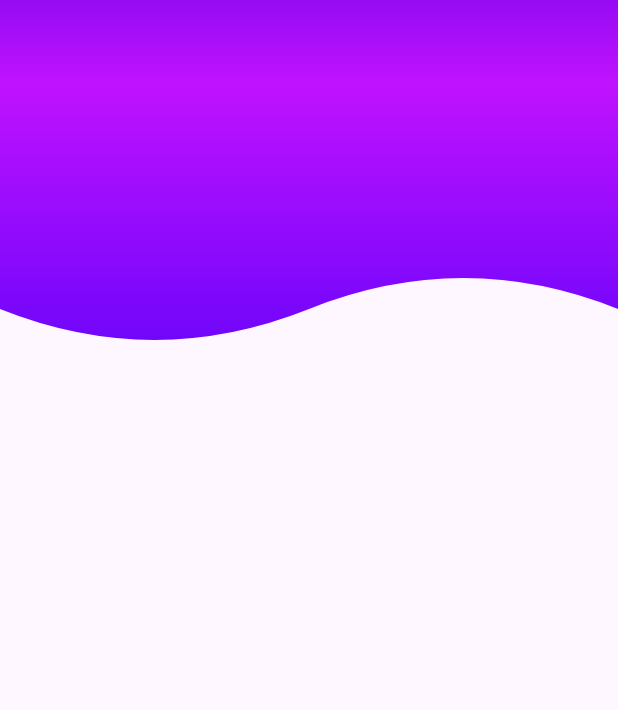
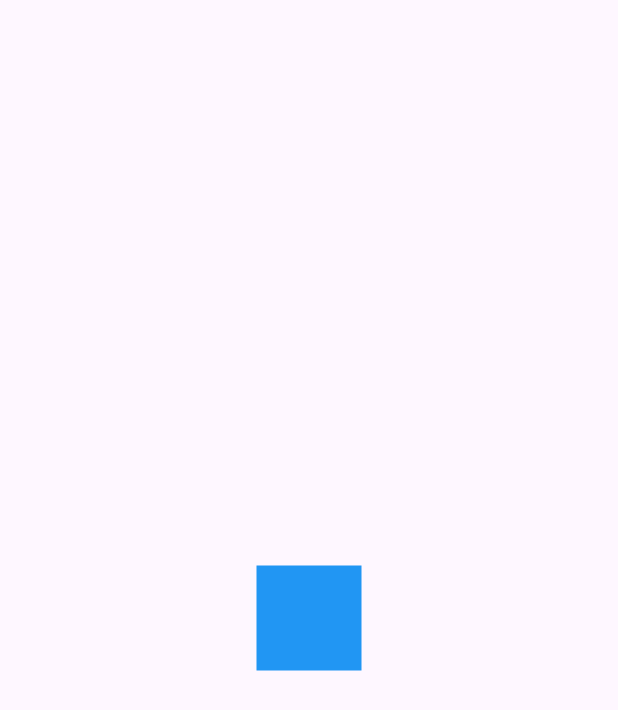
Before and after one commit to gavasquez/Flutter-intermedio, a Flutter app: the screen it shows after launch, on a phone screen of 412 x 824 dp. Shown: the top 710 px of the screen. Run offline on Flutter 3.47's test engine with Material 3 defaults, Android fonts, the phone set to English and light mode, and no system bars.

```diff
--- a/lib/main.dart
+++ b/lib/main.dart
@@ -1,4 +1,5 @@
-import 'package:disenos_app/src/pages/headers_page.dart';
+import 'package:disenos_app/src/pages/animaciones_page.dart';
+//import 'package:disenos_app/src/pages/headers_page.dart';
 import 'package:flutter/material.dart';
 
 void main() {
@@ -13,7 +14,7 @@ class MyApp extends StatelessWidget {
     return const MaterialApp(
       debugShowCheckedModeBanner: false,
       title: 'Diseños App',
-      home: HeadersPage(),
+      home: AnimacionesPage(),
     );
   }
 }
--- /dev/null
+++ b/lib/src/pages/animaciones_page.dart
@@ -0,0 +1,72 @@
+import 'package:flutter/material.dart';
+import 'dart:math' as Math;
+
+class AnimacionesPage extends StatelessWidget {
+  const AnimacionesPage({super.key});
+
+  @override
+  Widget build(BuildContext context) {
+    return Scaffold(
+      body: Center(
+        child: _CuadradoAnimado(),
+      ),
+    );
+  }
+}
+
+class _CuadradoAnimado extends StatefulWidget {
+  @override
+  State<_CuadradoAnimado> createState() => _CuadradoAnimadoState();
+}
+
+class _CuadradoAnimadoState extends State<_CuadradoAnimado>
+    with SingleTickerProviderStateMixin {
+  late AnimationController controller;
+  late Animation<double> rotacion;
+
+  @override
+  void initState() {
+    controller = AnimationController(
+        vsync: this, duration: const Duration(milliseconds: 4000));
+
+    rotacion = Tween(begin: 0.0, end: 2 * Math.pi)
+        .animate(CurvedAnimation(parent: controller, curve: Curves.easeOut));
+
+    controller.addListener(() {
+      if (controller.status == AnimationStatus.completed) {
+        controller.reset();
+      }
+    });
+    super.initState();
+  }
+
+  @override
+  void dispose() {
+    controller.dispose();
+    super.dispose();
+  }
+
+  @override
+  Widget build(BuildContext context) {
+    // Reproduccion
+    controller.forward();
+    return AnimatedBuilder(
+      animation: controller,
+      //child: _Rectangulo(),
+      builder: (context, child) {
+        return Transform.rotate(angle: rotacion.value, child: _Rectangulo());
+      },
+    );
+  }
+}
+
+class _Rectangulo extends StatelessWidget {
+  @override
+  Widget build(BuildContext context) {
+    return Container(
+      width: 70,
+      height: 70,
+      decoration: const BoxDecoration(color: Colors.blue),
+    );
+  }
+}
```
